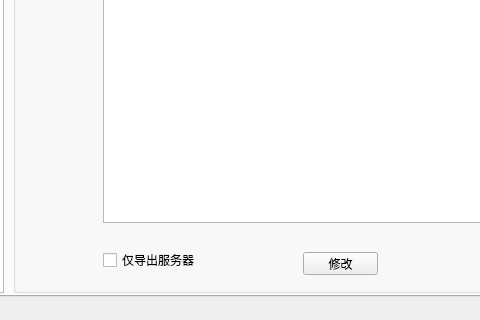
Old version of the form designer/ui/proto_tool.ui in the repository aywfelix/ProtoExcelTool; both pictures show x 319 to 799 and y 477 to 797 of the 904 by 797 pixel window.
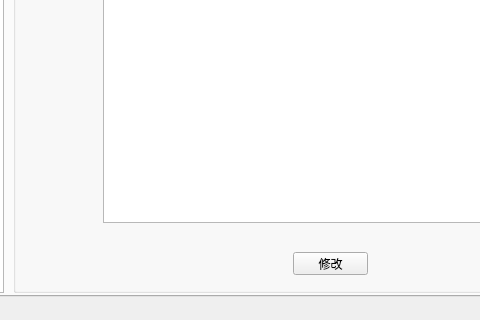
New version of the form. The open tabs and pages were chosen to show the change.

Diff of the .ui file:
```diff
--- a/designer/ui/proto_tool.ui
+++ b/designer/ui/proto_tool.ui
@@ -177,7 +177,7 @@
       <widget class="QPushButton" name="bTnProtoModify">
        <property name="geometry">
         <rect>
-         <x>290</x>
+         <x>280</x>
          <y>630</y>
          <width>75</width>
          <height>23</height>
@@ -205,25 +205,6 @@
         <bool>true</bool>
        </property>
       </widget>
-      <widget class="QCheckBox" name="cBxProtocol">
-       <property name="geometry">
-        <rect>
-         <x>90</x>
-         <y>630</y>
-         <width>121</width>
-         <height>16</height>
-        </rect>
-       </property>
-       <property name="mouseTracking">
-        <bool>true</bool>
-       </property>
-       <property name="text">
-        <string>仅导出服务器</string>
-       </property>
-       <property name="checkable">
-        <bool>true</bool>
-       </property>
-      </widget>
      </widget>
      <widget class="QTreeWidget" name="tRvProtocol">
       <property name="geometry">
```
Left out of the diff: 2 changed lines with no effect on the pictures.
